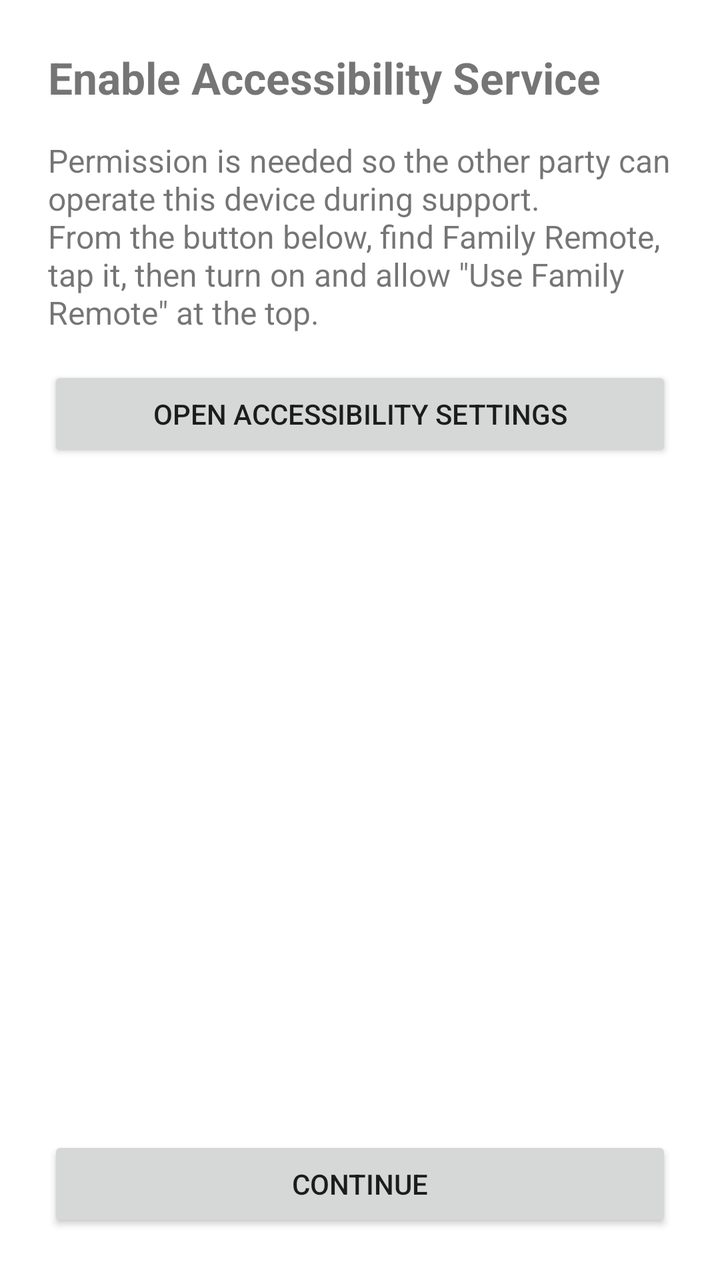
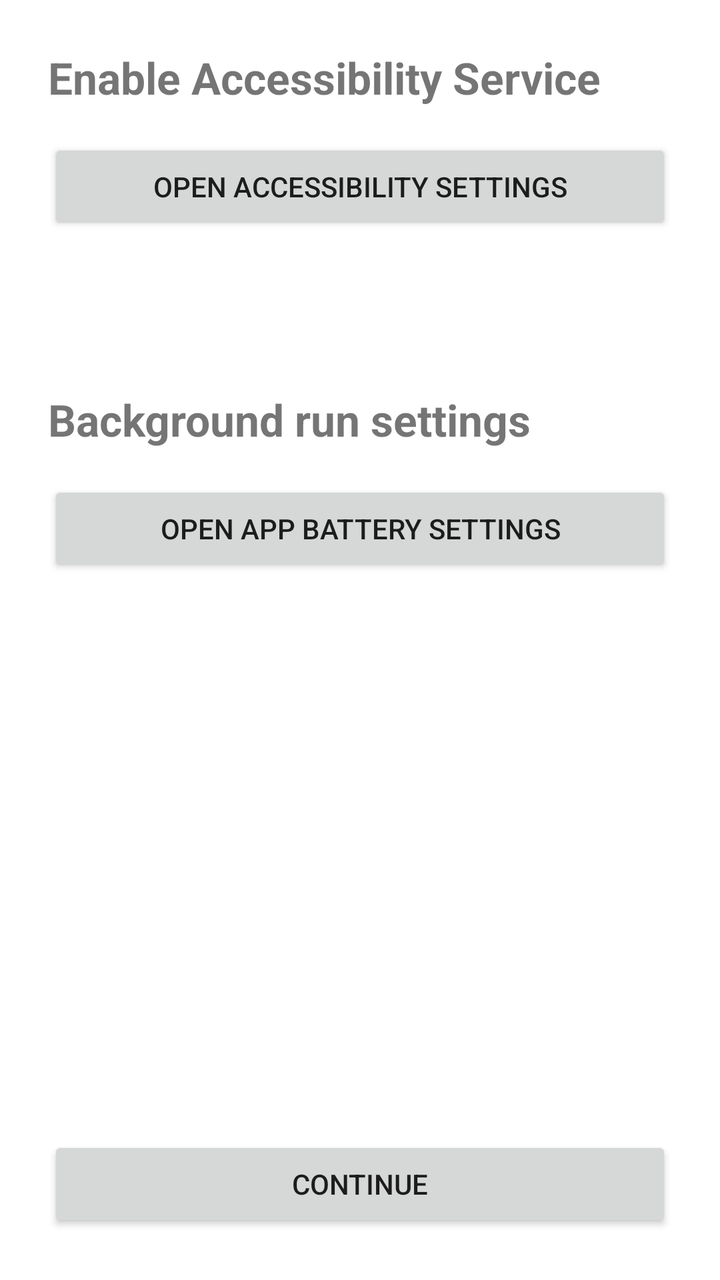

An Android layout rendered at two revisions. The XML below is the earlier revision; the diff shows what the commit changed to produce the second picture.
<!-- AndroidManifest.xml: application theme Theme.FamilyRemote -->
<!-- res/layout/activity_accessibility_onboarding.xml -->
<?xml version="1.0" encoding="utf-8"?>
<LinearLayout xmlns:android="http://schemas.android.com/apk/res/android"
    xmlns:app="http://schemas.android.com/apk/res-auto"
    android:layout_width="match_parent"
    android:layout_height="match_parent"
    android:orientation="vertical">

    <ScrollView
        android:layout_width="match_parent"
        android:layout_height="0dp"
        android:layout_weight="1">

        <LinearLayout
            android:layout_width="match_parent"
            android:layout_height="wrap_content"
            android:orientation="vertical"
            android:padding="24dp">

            <TextView
                android:id="@+id/titleText"
                android:layout_width="wrap_content"
                android:layout_height="wrap_content"
                android:text="@string/accessibility_onboarding_title"
                android:textSize="22sp"
                android:textStyle="bold" />

            <TextView
                android:id="@+id/explanationText"
                android:layout_width="match_parent"
                android:layout_height="wrap_content"
                android:layout_marginTop="16dp"
                android:text="@string/accessibility_onboarding_explanation"
                android:textSize="16sp" />

            <Button
                android:id="@+id/openSettingsButton"
                android:layout_width="match_parent"
                android:layout_height="wrap_content"
                android:layout_marginTop="16dp"
                android:text="@string/accessibility_onboarding_open_settings" />

            <TextView
                android:id="@+id/statusText"
                android:layout_width="wrap_content"
                android:layout_height="wrap_content"
                android:layout_marginTop="24dp"
                android:textSize="16sp"
                android:textStyle="bold" />

        </LinearLayout>
    </ScrollView>

    <Button
        android:id="@+id/continueButton"
        android:layout_width="match_parent"
        android:layout_height="wrap_content"
        android:layout_margin="24dp"
        android:text="@string/action_continue"
        app:cornerRadius="16dp" />

</LinearLayout>
<!-- resources referenced by this layout -->
<resources>
  <string name="accessibility_onboarding_explanation">Permission is needed so the other party can operate this device during support.\nFrom the button below, find Family Remote, tap it, then turn on and allow \"Use Family Remote\" at the top.</string>
  <string name="accessibility_onboarding_open_settings">Open Accessibility Settings</string>
  <string name="accessibility_onboarding_title">Enable Accessibility Service</string>
  <string name="action_continue">Continue</string>
  <style name="Theme.FamilyRemote" parent="Theme.MaterialComponents.DayNight.NoActionBar">
          <item name="colorPrimary">@color/pastel_blue</item>
          <item name="colorPrimaryDark">@color/pastel_blue_dark</item>
          <item name="colorOnPrimary">@color/black</item>
          <item name="colorAccent">@color/pastel_green</item>
          <item name="android:windowBackground">@color/app_background</item>
      </style>
  <color name="pastel_blue">#FF90CAF9</color>
  <color name="pastel_blue_dark">#FF64B5F6</color>
  <color name="black">#FF000000</color>
  <color name="pastel_green">#FFA5D6A7</color>
  <color name="app_background">#FFFFFFFF</color>
</resources>

<!-- the commit's change to res/layout/activity_accessibility_onboarding.xml (unified diff, before → after) -->
@@ -24,14 +24,6 @@
                 android:textSize="22sp"
                 android:textStyle="bold" />
 
-            <TextView
-                android:id="@+id/explanationText"
-                android:layout_width="match_parent"
-                android:layout_height="wrap_content"
-                android:layout_marginTop="16dp"
-                android:text="@string/accessibility_onboarding_explanation"
-                android:textSize="16sp" />
-
             <Button
                 android:id="@+id/openSettingsButton"
                 android:layout_width="match_parent"
@@ -47,6 +39,39 @@
                 android:textSize="16sp"
                 android:textStyle="bold" />
 
+            <TextView
+                android:id="@+id/batteryTitleText"
+                android:layout_width="wrap_content"
+                android:layout_height="wrap_content"
+                android:layout_marginTop="32dp"
+                android:text="@string/myos_checklist_title"
+                android:textSize="22sp"
+                android:textStyle="bold" />
+
+            <Button
+                android:id="@+id/batterySettingsButton"
+                android:layout_width="match_parent"
+                android:layout_height="wrap_content"
+                android:layout_marginTop="16dp"
+                android:text="@string/myos_checklist_step_battery_button" />
+
+            <TextView
+                android:id="@+id/batteryStatusText"
+                android:layout_width="wrap_content"
+                android:layout_height="wrap_content"
+                android:layout_marginTop="24dp"
+                android:textSize="16sp"
+                android:textStyle="bold" />
+
+            <TextView
+                android:id="@+id/autoStartStepText"
+                android:layout_width="match_parent"
+                android:layout_height="wrap_content"
+                android:layout_marginTop="24dp"
+                android:text="@string/myos_checklist_step_autostart"
+                android:textSize="16sp"
+                android:visibility="gone" />
+
         </LinearLayout>
     </ScrollView>
 
<!-- resource entries referenced after the edit -->
@@ -1,9 +1,11 @@
 <!-- resources referenced by this layout -->
 <resources>
-  <string name="accessibility_onboarding_explanation">Permission is needed so the other party can operate this device during support.\nFrom the button below, find Family Remote, tap it, then turn on and allow \"Use Family Remote\" at the top.</string>
   <string name="accessibility_onboarding_open_settings">Open Accessibility Settings</string>
   <string name="accessibility_onboarding_title">Enable Accessibility Service</string>
   <string name="action_continue">Continue</string>
+  <string name="myos_checklist_step_autostart">Settings → App Management → Auto Start Management → enable Family Remote. (No direct link available on this device — please navigate there manually.)</string>
+  <string name="myos_checklist_step_battery_button">Open app battery settings</string>
+  <string name="myos_checklist_title">Background run settings</string>
   <style name="Theme.FamilyRemote" parent="Theme.MaterialComponents.DayNight.NoActionBar">
           <item name="colorPrimary">@color/pastel_blue</item>
           <item name="colorPrimaryDark">@color/pastel_blue_dark</item>
